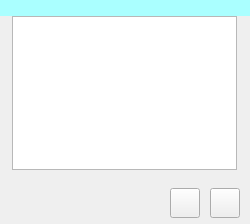
Franklin-Qi/kylinNote, file edit_page.ui: the form before one commit.
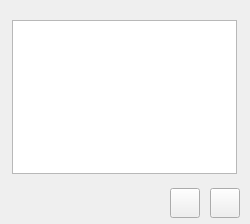
The form after the commit.

The edit to the form file:
```diff
--- a/edit_page.ui
+++ b/edit_page.ui
@@ -16,19 +16,6 @@
   <property name="styleSheet">
    <string notr="true"/>
   </property>
-  <widget class="QWidget" name="widget" native="true">
-   <property name="geometry">
-    <rect>
-     <x>0</x>
-     <y>0</y>
-     <width>250</width>
-     <height>16</height>
-    </rect>
-   </property>
-   <property name="styleSheet">
-    <string notr="true">background-color: rgb(170, 255, 255)</string>
-   </property>
-  </widget>
   <widget class="QWidget" name="widget_2" native="true">
    <property name="geometry">
     <rect>
@@ -77,7 +64,7 @@
     <property name="geometry">
      <rect>
       <x>12</x>
-      <y>8</y>
+      <y>12</y>
       <width>225</width>
       <height>154</height>
      </rect>
```
